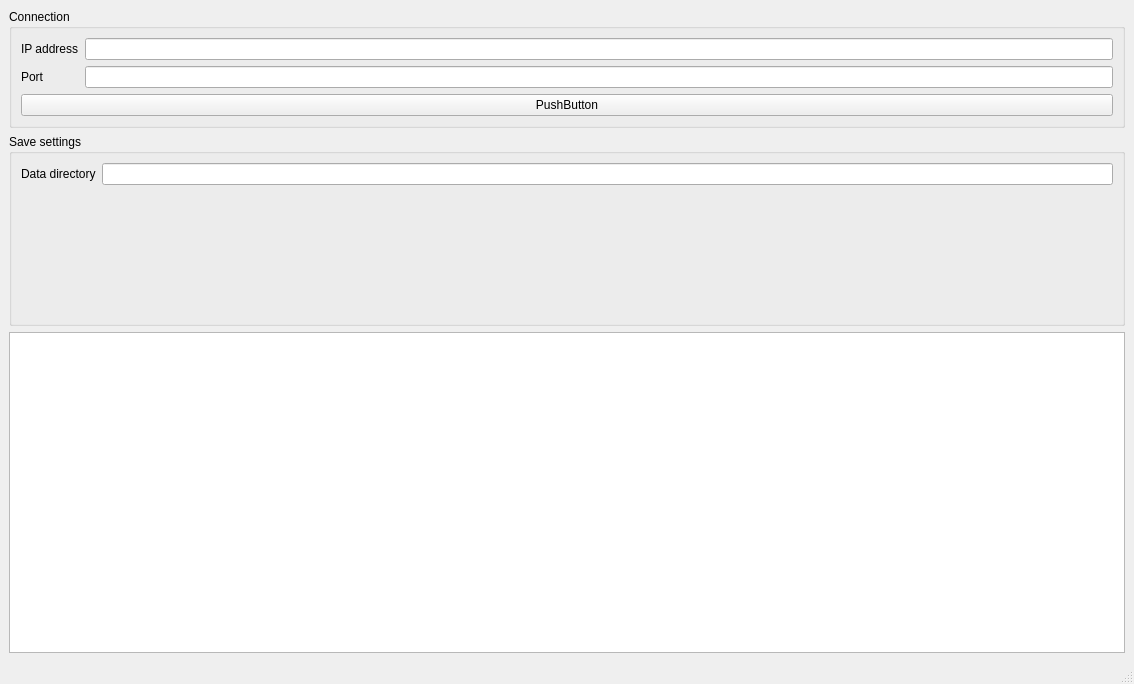
Above: dialogs/OTsUI-main.ui from dalerxli/OTsUI before the change. Below: the same form after it.
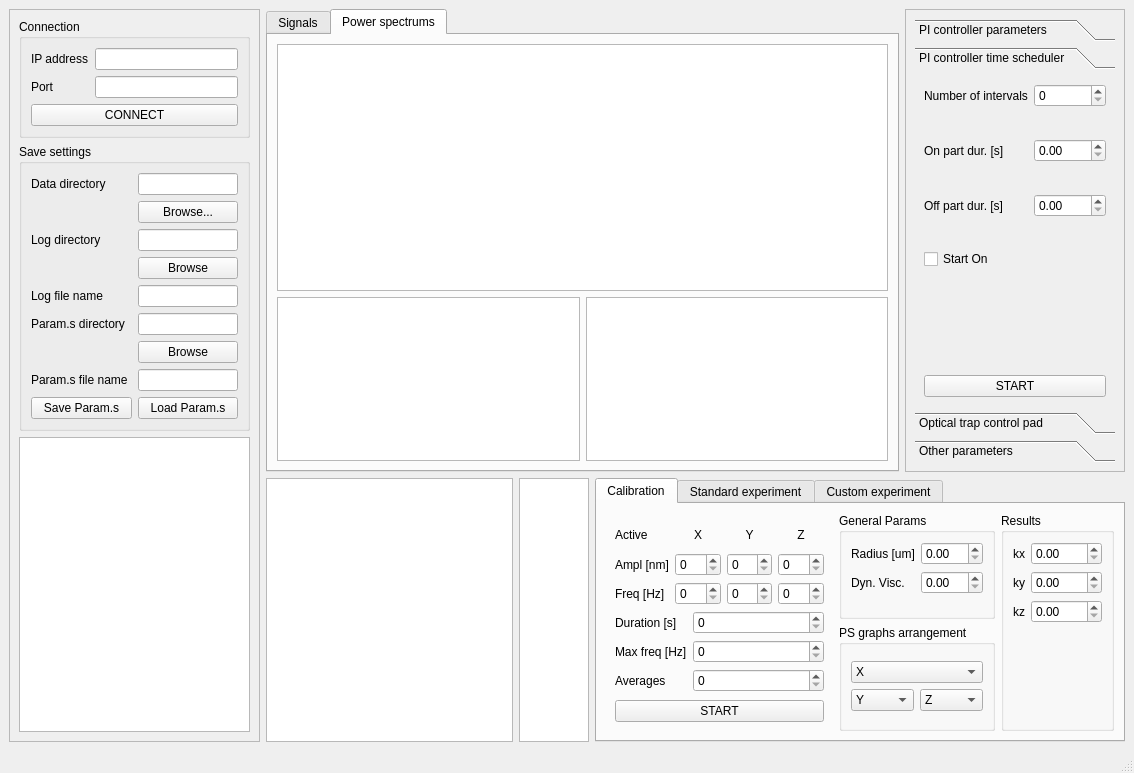
That is the form after the change. The open tabs and pages were chosen to show the change.

Commit message:
001bis - Main UI Changes
New components added to the main UI

Diff of the .ui file:
```diff
--- a/dialogs/OTsUI-main.ui
+++ b/dialogs/OTsUI-main.ui
@@ -7,81 +7,1008 @@
     <x>0</x>
     <y>0</y>
     <width>1134</width>
-    <height>684</height>
+    <height>773</height>
    </rect>
   </property>
   <property name="windowTitle">
    <string>MainWindow</string>
   </property>
   <widget class="QWidget" name="centralwidget">
-   <layout class="QHBoxLayout" name="horizontalLayout" stretch="1,4">
+   <layout class="QHBoxLayout" name="horizontalLayout">
     <item>
-     <layout class="QVBoxLayout" name="verticalLayout" stretch="1,3,5">
+     <widget class="QFrame" name="frame">
+      <property name="minimumSize">
+       <size>
+        <width>250</width>
+        <height>0</height>
+       </size>
+      </property>
+      <property name="maximumSize">
+       <size>
+        <width>251</width>
+        <height>16777215</height>
+       </size>
+      </property>
+      <property name="frameShape">
+       <enum>QFrame::StyledPanel</enum>
+      </property>
+      <property name="frameShadow">
+       <enum>QFrame::Raised</enum>
+      </property>
+      <layout class="QVBoxLayout" name="verticalLayout_9">
+       <property name="sizeConstraint">
+        <enum>QLayout::SetDefaultConstraint</enum>
+       </property>
+       <item>
+        <widget class="QGroupBox" name="groupBox_3">
+         <property name="maximumSize">
+          <size>
+           <width>300</width>
+           <height>16777215</height>
+          </size>
+         </property>
+         <property name="title">
+          <string>Connection</string>
+         </property>
+         <layout class="QVBoxLayout" name="verticalLayout_7">
+          <property name="sizeConstraint">
+           <enum>QLayout::SetMaximumSize</enum>
+          </property>
+          <item>
+           <layout class="QFormLayout" name="formLayout_3">
+            <property name="sizeConstraint">
+             <enum>QLayout::SetMaximumSize</enum>
+            </property>
+            <item row="0" column="1">
+             <widget class="QLineEdit" name="lineEdit_6"/>
+            </item>
+            <item row="0" column="0">
+             <widget class="QLabel" name="label_17">
+              <property name="text">
+               <string>IP address</string>
+              </property>
+             </widget>
+            </item>
+            <item row="1" column="1">
+             <widget class="QLineEdit" name="lineEdit_7"/>
+            </item>
+            <item row="1" column="0">
+             <widget class="QLabel" name="label_18">
+              <property name="text">
+               <string>Port</string>
+              </property>
+             </widget>
+            </item>
+           </layout>
+          </item>
+          <item>
+           <widget class="QPushButton" name="pushButton_5">
+            <property name="text">
+             <string>CONNECT</string>
+            </property>
+           </widget>
+          </item>
+         </layout>
+        </widget>
+       </item>
+       <item>
+        <widget class="QGroupBox" name="groupBox_4">
+         <property name="maximumSize">
+          <size>
+           <width>300</width>
+           <height>16777215</height>
+          </size>
+         </property>
+         <property name="title">
+          <string>Save settings</string>
+         </property>
+         <layout class="QVBoxLayout" name="verticalLayout_8">
+          <property name="sizeConstraint">
+           <enum>QLayout::SetMaximumSize</enum>
+          </property>
+          <item>
+           <layout class="QGridLayout" name="gridLayout_8" columnstretch="1,1">
+            <property name="sizeConstraint">
+             <enum>QLayout::SetMaximumSize</enum>
+            </property>
+            <item row="0" column="0">
+             <widget class="QLabel" name="label_19">
+              <property name="text">
+               <string>Data directory</string>
+              </property>
+             </widget>
+            </item>
+            <item row="0" column="1">
+             <widget class="QLineEdit" name="lineEdit_8"/>
+            </item>
+            <item row="1" column="1">
+             <widget class="QPushButton" name="pushButton_6">
+              <property name="text">
+               <string>Browse...</string>
+              </property>
+             </widget>
+            </item>
+            <item row="2" column="0">
+             <widget class="QLabel" name="label_20">
+              <property name="text">
+               <string>Log directory</string>
+              </property>
+             </widget>
+            </item>
+            <item row="2" column="1">
+             <widget class="QLineEdit" name="lineEdit_9"/>
+            </item>
+            <item row="3" column="1">
+             <widget class="QPushButton" name="pushButton_7">
+              <property name="text">
+               <string>Browse</string>
+              </property>
+             </widget>
+            </item>
+            <item row="4" column="0">
+             <widget class="QLabel" name="label_21">
+              <property name="text">
+               <string>Log file name</string>
+              </property>
+             </widget>
+            </item>
+            <item row="4" column="1">
+             <widget class="QLineEdit" name="lineEdit_10"/>
+            </item>
+            <item row="5" column="0">
+             <widget class="QLabel" name="label_33">
+              <property name="text">
+               <string>Param.s directory</string>
+              </property>
+             </widget>
+            </item>
+            <item row="5" column="1">
+             <widget class="QLineEdit" name="lineEdit_11"/>
+            </item>
+            <item row="6" column="1">
+             <widget class="QPushButton" name="pushButton_9">
+              <property name="text">
+               <string>Browse</string>
+              </property>
+             </widget>
+            </item>
+            <item row="7" column="0">
+             <widget class="QLabel" name="label_34">
+              <property name="text">
+               <string>Param.s file name</string>
+              </property>
+             </widget>
+            </item>
+            <item row="7" column="1">
+             <widget class="QLineEdit" name="lineEdit_12"/>
+            </item>
+            <item row="8" column="0">
+             <widget class="QPushButton" name="pushButton_11">
+              <property name="text">
+               <string>Save Param.s</string>
+              </property>
+             </widget>
+            </item>
+            <item row="8" column="1">
+             <widget class="QPushButton" name="pushButton_10">
+              <property name="text">
+               <string>Load Param.s</string>
+              </property>
+             </widget>
+            </item>
+           </layout>
+          </item>
+         </layout>
+        </widget>
+       </item>
+       <item>
+        <widget class="QTextEdit" name="textEdit_2">
+         <property name="maximumSize">
+          <size>
+           <width>300</width>
+           <height>16777215</height>
+          </size>
+         </property>
+        </widget>
+       </item>
+      </layout>
+     </widget>
+    </item>
+    <item>
+     <layout class="QVBoxLayout" name="verticalLayout_4" stretch="7,4">
       <item>
-       <widget class="QGroupBox" name="groupBox">
-        <property name="title">
-         <string>Connection</string>
-        </property>
-        <layout class="QVBoxLayout" name="verticalLayout_2">
-         <item>
-          <layout class="QFormLayout" name="formLayout">
-           <item row="0" column="1">
-            <widget class="QLineEdit" name="lineEdit"/>
-           </item>
-           <item row="0" column="0">
-            <widget class="QLabel" name="label">
-             <property name="text">
-              <string>IP address</string>
-             </property>
-            </widget>
-           </item>
-           <item row="1" column="1">
-            <widget class="QLineEdit" name="lineEdit_2"/>
-           </item>
-           <item row="1" column="0">
-            <widget class="QLabel" name="label_2">
-             <property name="text">
-              <string>Port</string>
-             </property>
-            </widget>
-           </item>
-          </layout>
-         </item>
-         <item>
-          <widget class="QPushButton" name="pushButton">
-           <property name="text">
-            <string>PushButton</string>
+       <layout class="QHBoxLayout" name="horizontalLayout_3" stretch="0,2">
+        <item>
+         <widget class="QTabWidget" name="plotTabs">
+          <property name="currentIndex">
+           <number>0</number>
+          </property>
+          <widget class="QWidget" name="signalTab" native="true">
+           <attribute name="title">
+            <string>Signals</string>
+           </attribute>
+           <layout class="QGridLayout" name="gridLayout_3">
+            <item row="0" column="0">
+             <widget class="QGraphicsView" name="graphicsView"/>
+            </item>
+           </layout>
+          </widget>
+          <widget class="QWidget" name="psTab" native="true">
+           <attribute name="title">
+            <string>Power spectrums</string>
+           </attribute>
+           <layout class="QGridLayout" name="gridLayout_4" rowstretch="3,2">
+            <item row="1" column="1">
+             <widget class="QGraphicsView" name="graphicsView_4"/>
+            </item>
+            <item row="1" column="0">
+             <widget class="QGraphicsView" name="graphicsView_3"/>
+            </item>
+            <item row="0" column="0" colspan="2">
+             <widget class="QGraphicsView" name="graphicsView_2"/>
+            </item>
+           </layout>
+          </widget>
+         </widget>
+        </item>
+        <item>
+         <widget class="QFrame" name="frame_2">
+          <property name="minimumSize">
+           <size>
+            <width>150</width>
+            <height>0</height>
+           </size>
+          </property>
+          <property name="maximumSize">
+           <size>
+            <width>200</width>
+            <height>16777215</height>
+           </size>
+          </property>
+          <property name="frameShape">
+           <enum>QFrame::StyledPanel</enum>
+          </property>
+          <property name="frameShadow">
+           <enum>QFrame::Raised</enum>
+          </property>
+          <layout class="QVBoxLayout" name="verticalLayout_10">
+           <property name="sizeConstraint">
+            <enum>QLayout::SetMinAndMaxSize</enum>
            </property>
-          </widget>
-         </item>
-        </layout>
-       </widget>
-      </item>
-      <item>
-       <widget class="QGroupBox" name="groupBox_2">
-        <property name="title">
-         <string>Save settings</string>
-        </property>
-        <layout class="QVBoxLayout" name="verticalLayout_3">
-         <item>
-          <layout class="QFormLayout" name="formLayout_4">
-           <item row="1" column="1">
-            <widget class="QLineEdit" name="lineEdit_3"/>
-           </item>
-           <item row="1" column="0">
-            <widget class="QLabel" name="label_3">
-             <property name="text">
-              <string>Data directory</string>
+           <item>
+            <widget class="QToolBox" name="fbToolBox">
+             <property name="minimumSize">
+              <size>
+               <width>150</width>
+               <height>0</height>
+              </size>
              </property>
+             <property name="maximumSize">
+              <size>
+               <width>200</width>
+               <height>16777215</height>
+              </size>
+             </property>
+             <property name="currentIndex">
+              <number>0</number>
+             </property>
+             <widget class="QWidget" name="piPage">
+              <property name="geometry">
+               <rect>
+                <x>0</x>
+                <y>0</y>
+                <width>163</width>
+                <height>320</height>
+               </rect>
+              </property>
+              <attribute name="label">
+               <string>PI controller parameters</string>
+              </attribute>
+              <layout class="QGridLayout" name="gridLayout_6" columnstretch="1,2,7">
+               <item row="7" column="0">
+                <widget class="QLabel" name="label_24">
+                 <property name="text">
+                  <string>I</string>
+                 </property>
+                </widget>
+               </item>
+               <item row="6" column="1">
+                <widget class="QDial" name="dial_7"/>
+               </item>
+               <item row="6" column="0">
+                <widget class="QLabel" name="label_23">
+                 <property name="text">
+                  <string>P</string>
+                 </property>
+                </widget>
+               </item>
+               <item row="6" column="2">
+                <widget class="QDoubleSpinBox" name="doubleSpinBox_9"/>
+               </item>
+               <item row="3" column="0">
+                <widget class="QLabel" name="label_22">
+                 <property name="text">
+                  <string>I</string>
+                 </property>
+                </widget>
+               </item>
+               <item row="7" column="2">
+                <widget class="QDoubleSpinBox" name="doubleSpinBox_10"/>
+               </item>
+               <item row="1" column="0">
+                <widget class="QLabel" name="label_26">
+                 <property name="text">
+                  <string>P</string>
+                 </property>
+                </widget>
+               </item>
+               <item row="3" column="1">
+                <widget class="QDial" name="dial_6"/>
+               </item>
+               <item row="1" column="1">
+                <widget class="QDial" name="dial_5"/>
+               </item>
+               <item row="7" column="1">
+                <widget class="QDial" name="dial_8"/>
+               </item>
+               <item row="1" column="2">
+                <widget class="QDoubleSpinBox" name="doubleSpinBox_12"/>
+               </item>
+               <item row="3" column="2">
+                <widget class="QDoubleSpinBox" name="doubleSpinBox_11"/>
+               </item>
+               <item row="0" column="0">
+                <widget class="QLabel" name="label_25">
+                 <property name="text">
+                  <string>X-Y</string>
+                 </property>
+                </widget>
+               </item>
+               <item row="5" column="0">
+                <widget class="QLabel" name="label_27">
+                 <property name="text">
+                  <string>Z</string>
+                 </property>
+                </widget>
+               </item>
+               <item row="0" column="1">
+                <widget class="QCheckBox" name="checkBox_4">
+                 <property name="text">
+                  <string>FB ON</string>
+                 </property>
+                </widget>
+               </item>
+               <item row="4" column="0" colspan="3">
+                <widget class="Line" name="line_2">
+                 <property name="orientation">
+                  <enum>Qt::Horizontal</enum>
+                 </property>
+                </widget>
+               </item>
+               <item row="8" column="0" colspan="3">
+                <widget class="QPushButton" name="pushButton">
+                 <property name="text">
+                  <string>SET PI PARAMETERS</string>
+                 </property>
+                </widget>
+               </item>
+               <item row="5" column="1">
+                <widget class="QCheckBox" name="checkBox_5">
+                 <property name="text">
+                  <string>FB ON</string>
+                 </property>
+                </widget>
+               </item>
+              </layout>
+             </widget>
+             <widget class="QWidget" name="piTsPage">
+              <property name="geometry">
+               <rect>
+                <x>0</x>
+                <y>0</y>
+                <width>180</width>
+                <height>319</height>
+               </rect>
+              </property>
+              <attribute name="label">
+               <string>PI controller time scheduler</string>
+              </attribute>
+              <layout class="QFormLayout" name="formLayout_6">
+               <property name="fieldGrowthPolicy">
+                <enum>QFormLayout::AllNonFixedFieldsGrow</enum>
+               </property>
+               <item row="0" column="0">
+                <widget class="QLabel" name="label_28">
+                 <property name="text">
+                  <string>Number of intervals</string>
+                 </property>
+                </widget>
+               </item>
+               <item row="0" column="1">
+                <widget class="QSpinBox" name="spinBox_2"/>
+               </item>
+               <item row="1" column="0">
+                <spacer name="horizontalSpacer_5">
+                 <property name="orientation">
+                  <enum>Qt::Horizontal</enum>
+                 </property>
+                 <property name="sizeHint" stdset="0">
+                  <size>
+                   <width>40</width>
+                   <height>20</height>
+                  </size>
+                 </property>
+                </spacer>
+               </item>
+               <item row="2" column="0">
+                <widget class="QLabel" name="label_29">
+                 <property name="text">
+                  <string>On part dur. [s]</string>
+                 </property>
+                </widget>
+               </item>
+               <item row="2" column="1">
+                <widget class="QDoubleSpinBox" name="doubleSpinBox_13"/>
+               </item>
+               <item row="3" column="0">
+                <spacer name="horizontalSpacer_6">
+                 <property name="orientation">
+                  <enum>Qt::Horizontal</enum>
+                 </property>
+                 <property name="sizeHint" stdset="0">
+                  <size>
+                   <width>40</width>
+                   <height>20</height>
+                  </size>
+                 </property>
+                </spacer>
+               </item>
+               <item row="4" column="0">
+                <widget class="QLabel" name="label_30">
+                 <property name="text">
+                  <string>Off part dur. [s]</string>
+                 </property>
+                </widget>
+               </item>
+               <item row="4" column="1">
+                <widget class="QDoubleSpinBox" name="doubleSpinBox_14"/>
+               </item>
+               <item row="5" column="0">
+                <spacer name="horizontalSpacer_7">
+                 <property name="orientation">
+                  <enum>Qt::Horizontal</enum>
+                 </property>
+                 <property name="sizeHint" stdset="0">
+                  <size>
+                   <width>40</width>
+                   <height>20</height>
+                  </size>
+                 </property>
+                </spacer>
+               </item>
+               <item row="6" column="0">
+                <widget class="QCheckBox" name="checkBox_6">
+                 <property name="text">
+                  <string>Start On</string>
+                 </property>
+                 <property name="tristate">
+                  <bool>false</bool>
+                 </property>
+                </widget>
+               </item>
+               <item row="6" column="1">
+                <spacer name="horizontalSpacer_8">
+                 <property name="orientation">
+                  <enum>Qt::Horizontal</enum>
+                 </property>
+                 <property name="sizeHint" stdset="0">
+                  <size>
+                   <width>40</width>
+                   <height>20</height>
+                  </size>
+                 </property>
+                </spacer>
+               </item>
+               <item row="7" column="1">
+                <spacer name="verticalSpacer_6">
+                 <property name="orientation">
+                  <enum>Qt::Vertical</enum>
+                 </property>
+                 <property name="sizeHint" stdset="0">
+                  <size>
+                   <width>20</width>
+                   <height>40</height>
+                  </size>
+                 </property>
+                </spacer>
+               </item>
+               <item row="8" column="1">
+                <spacer name="verticalSpacer_7">
+                 <property name="orientation">
+                  <enum>Qt::Vertical</enum>
+                 </property>
+                 <property name="sizeHint" stdset="0">
+                  <size>
+                   <width>20</width>
+                   <height>40</height>
+                  </size>
+                 </property>
+                </spacer>
+               </item>
+               <item row="9" column="1">
+                <spacer name="verticalSpacer_8">
+                 <property name="orientation">
+                  <enum>Qt::Vertical</enum>
+                 </property>
+                 <property name="sizeHint" stdset="0">
+                  <size>
+                   <width>20</width>
+                   <height>40</height>
+                  </size>
+                 </property>
+                </spacer>
+               </item>
+               <item row="10" column="1">
+                <spacer name="verticalSpacer_9">
+                 <property name="orientation">
+                  <enum>Qt::Vertical</enum>
+                 </property>
+                 <property name="sizeHint" stdset="0">
+                  <size>
+                   <width>20</width>
+                   <height>40</height>
+                  </size>
+                 </property>
+                </spacer>
+               </item>
+               <item row="11" column="0" colspan="2">
+                <widget class="QPushButton" name="pushButton_8">
+                 <property name="text">
+                  <string>START</string>
+                 </property>
+                </widget>
+               </item>
+              </layout>
+             </widget>
+             <widget class="QWidget" name="padPage">
+              <property name="geometry">
+               <rect>
+                <x>0</x>
+                <y>0</y>
+                <width>180</width>
+                <height>319</height>
+               </rect>
+              </property>
+              <attribute name="label">
+               <string>Optical trap control pad</string>
+              </attribute>
+              <layout class="QVBoxLayout" name="verticalLayout_6" stretch="2,2">
+               <item>
+                <widget class="QGraphicsView" name="graphicsView_8"/>
+               </item>
+               <item>
+                <layout class="QGridLayout" name="gridLayout_7" rowstretch="1,0,1,0,0" columnstretch="2,0">
+                 <item row="3" column="0">
+                  <widget class="QSlider" name="horizontalSlider_3">
+                   <property name="orientation">
+                    <enum>Qt::Horizontal</enum>
+                   </property>
+                  </widget>
+                 </item>
+                 <item row="3" column="1">
+                  <widget class="QDoubleSpinBox" name="doubleSpinBox_15"/>
+                 </item>
+                 <item row="1" column="1">
+                  <widget class="QDoubleSpinBox" name="doubleSpinBox_16"/>
+                 </item>
+                 <item row="1" column="0">
+                  <widget class="QSlider" name="horizontalSlider_4">
+                   <property name="orientation">
+                    <enum>Qt::Horizontal</enum>
+                   </property>
+                  </widget>
+                 </item>
+                 <item row="0" column="0">
+                  <widget class="QLabel" name="label_31">
+                   <property name="text">
+                    <string>X speed [nm/s]</string>
+                   </property>
+                  </widget>
+                 </item>
+                 <item row="2" column="0">
+                  <widget class="QLabel" name="label_32">
+                   <property name="text">
+                    <string>Y speed [nm/s]</string>
+                   </property>
+                  </widget>
+                 </item>
+                 <item row="4" column="0">
+                  <spacer name="verticalSpacer_10">
+                   <property name="orientation">
+                    <enum>Qt::Vertical</enum>
+                   </property>
+                   <property name="sizeHint" stdset="0">
+                    <size>
+                     <width>20</width>
+                     <height>40</height>
+                    </size>
+                   </property>
+                  </spacer>
+                 </item>
+                </layout>
+               </item>
+              </layout>
+             </widget>
+             <widget class="QWidget" name="otherPage">
+              <property name="geometry">
+               <rect>
+                <x>0</x>
+                <y>0</y>
+                <width>180</width>
+                <height>319</height>
+               </rect>
+              </property>
+              <attribute name="label">
+               <string>Other parameters</string>
+              </attribute>
+             </widget>
             </widget>
            </item>
           </layout>
-         </item>
-        </layout>
-       </widget>
+         </widget>
+        </item>
+       </layout>
       </item>
       <item>
-       <widget class="QTextEdit" name="textEdit"/>
+       <layout class="QHBoxLayout" name="horizontalLayout_4" stretch="7,1,15">
+        <item>
+         <widget class="QGraphicsView" name="graphicsView_5"/>
+        </item>
+        <item>
+         <widget class="QGraphicsView" name="graphicsView_6">
+          <property name="maximumSize">
+           <size>
+            <width>71</width>
+            <height>16777215</height>
+           </size>
+          </property>
+         </widget>
+        </item>
+        <item>
+         <widget class="QTabWidget" name="modTabs">
+          <property name="currentIndex">
+           <number>0</number>
+          </property>
+          <widget class="QWidget" name="calibTab">
+           <attribute name="title">
+            <string>Calibration</string>
+           </attribute>
+           <layout class="QHBoxLayout" name="horizontalLayout_2" stretch="4,2,2">
+            <item>
+             <widget class="QStackedWidget" name="calibStack">
+              <property name="currentIndex">
+               <number>0</number>
+              </property>
+              <widget class="QWidget" name="page">
+               <layout class="QFormLayout" name="formLayout">
+                <property name="fieldGrowthPolicy">
+                 <enum>QFormLayout::AllNonFixedFieldsGrow</enum>
+                </property>
+                <item row="2" column="0">
+                 <widget class="QLabel" name="label">
+                  <property name="text">
+                   <string>TextLabel</string>
+                  </property>
+                 </widget>
+                </item>
+                <item row="2" column="1">
+                 <widget class="QDoubleSpinBox" name="doubleSpinBox"/>
+                </item>
+                <item row="3" column="0">
+                 <widget class="QLabel" name="label_2">
+                  <property name="text">
+                   <string>TextLabel</string>
+                  </property>
+                 </widget>
+                </item>
+                <item row="3" column="1">
+                 <widget class="QDoubleSpinBox" name="doubleSpinBox_2"/>
+                </item>
+                <item row="1" column="0">
+                 <widget class="QLabel" name="label_13">
+                  <property name="text">
+                   <string>Passive</string>
+                  </property>
+                 </widget>
+                </item>
+               </layout>
+              </widget>
+              <widget class="QWidget" name="page_2">
+               <layout class="QVBoxLayout" name="verticalLayout_11" stretch="1,1,0">
+                <item>
+                 <layout class="QGridLayout" name="gridLayout_5" rowstretch="0,3,2">
+                  <item row="0" column="2">
+                   <widget class="QLabel" name="label_9">
+                    <property name="text">
+                     <string>Y</string>
+                    </property>
+                    <property name="alignment">
+                     <set>Qt::AlignCenter</set>
+                    </property>
+                   </widget>
+                  </item>
+                  <item row="1" column="3">
+                   <widget class="QSpinBox" name="spinBox_4"/>
+                  </item>
+                  <item row="0" column="3">
+                   <widget class="QLabel" name="label_10">
+                    <property name="text">
+                     <string>Z</string>
+                    </property>
+                    <property name="alignment">
+                     <set>Qt::AlignCenter</set>
+                    </property>
+                   </widget>
+                  </item>
+                  <item row="1" column="0">
+                   <widget class="QLabel" name="label_11">
+                    <property name="text">
+                     <string>Ampl [nm]</string>
+                    </property>
+                   </widget>
+                  </item>
+                  <item row="1" column="1">
+                   <widget class="QSpinBox" name="spinBox"/>
+                  </item>
+                  <item row="0" column="0">
+                   <widget class="QLabel" name="label_7">
+                    <property name="text">
+                     <string>Active</string>
+                    </property>
+                   </widget>
+                  </item>
+                  <item row="1" column="2">
+                   <widget class="QSpinBox" name="spinBox_3"/>
+                  </item>
+                  <item row="0" column="1">
+                   <widget class="QLabel" name="label_8">
+                    <property name="text">
+                     <string>X</string>
+                    </property>
+                    <property name="alignment">
+                     <set>Qt::AlignCenter</set>
+                    </property>
+                   </widget>
+                  </item>
+                  <item row="2" column="0">
+                   <widget class="QLabel" name="label_12">
+                    <property name="text">
+                     <string>Freq [Hz]</string>
+                    </property>
+                   </widget>
+                  </item>
+                  <item row="2" column="1">
+                   <widget class="QSpinBox" name="spinBox_5"/>
+                  </item>
+                  <item row="2" column="2">
+                   <widget class="QSpinBox" name="spinBox_6"/>
+                  </item>
+                  <item row="2" column="3">
+                   <widget class="QSpinBox" name="spinBox_7"/>
+                  </item>
+                 </layout>
+                </item>
+                <item>
+                 <layout class="QFormLayout" name="formLayout_8">
+                  <item row="0" column="0">
+                   <widget class="QLabel" name="label_15">
+                    <property name="text">
+                     <string>Duration [s]</string>
+                    </property>
+                   </widget>
+                  </item>
+                  <item row="0" column="1">
+                   <widget class="QSpinBox" name="spinBox_8"/>
+                  </item>
+                  <item row="1" column="1">
+                   <widget class="QSpinBox" name="spinBox_9"/>
+                  </item>
+                  <item row="2" column="1">
+                   <widget class="QSpinBox" name="spinBox_10"/>
+                  </item>
+                  <item row="1" column="0">
+                   <widget class="QLabel" name="label_16">
+                    <property name="text">
+                     <string>Max freq [Hz]</string>
+                    </property>
+                   </widget>
+                  </item>
+                  <item row="2" column="0">
+                   <widget class="QLabel" name="label_35">
+                    <property name="text">
+                     <string>Averages</string>
+                    </property>
+                   </widget>
+                  </item>
+                 </layout>
+                </item>
+                <item>
+                 <widget class="QPushButton" name="pushButton_2">
+                  <property name="text">
+                   <string>START</string>
+                  </property>
+                 </widget>
+                </item>
+               </layout>
+              </widget>
+             </widget>
+            </item>
+            <item>
+             <layout class="QVBoxLayout" name="verticalLayout_3">
+              <item>
+               <widget class="QGroupBox" name="groupBox_2">
+                <property name="title">
+                 <string>General Params</string>
+                </property>
+                <layout class="QFormLayout" name="formLayout_2">
+                 <item row="0" column="1">
+                  <widget class="QDoubleSpinBox" name="doubleSpinBox_3"/>
+                 </item>
+                 <item row="1" column="1">
+                  <widget class="QDoubleSpinBox" name="doubleSpinBox_4"/>
+                 </item>
+                 <item row="1" column="0">
+                  <widget class="QLabel" name="label_4">
+                   <property name="text">
+                    <string>Dyn. Visc.</string>
+                   </property>
+                  </widget>
+                 </item>
+                 <item row="0" column="0">
+                  <widget class="QLabel" name="label_14">
+                   <property name="text">
+                    <string>Radius [um]</string>
+                   </property>
+                  </widget>
+                 </item>
+                </layout>
+               </widget>
+              </item>
+              <item>
+               <widget class="QGroupBox" name="groupBox">
+                <property name="title">
+                 <string>PS graphs arrangement</string>
+                </property>
+                <layout class="QVBoxLayout" name="verticalLayout_5">
+                 <item>
+                  <layout class="QGridLayout" name="gridLayout_2">
+                   <item row="1" column="0">
+                    <widget class="QComboBox" name="comboBox_4">
+                     <property name="currentIndex">
+                      <number>1</number>
+                     </property>
+                     <item>
+                      <property name="text">
+                       <string>X</string>
+                      </property>
+                     </item>
+                     <item>
+                      <property name="text">
+                       <string>Y</string>
+                      </property>
+                     </item>
+                     <item>
+                      <property name="text">
+                       <string>Z</string>
+                      </property>
+                     </item>
+                    </widget>
+                   </item>
+                   <item row="1" column="1">
+                    <widget class="QComboBox" name="comboBox_5">
+                     <property name="currentIndex">
+                      <number>2</number>
+                     </property>
+                     <item>
+                      <property name="text">
+                       <string>X</string>
+                      </property>
+                     </item>
+                     <item>
+                      <property name="text">
+                       <string>Y</string>
+                      </property>
+                     </item>
+                     <item>
+                      <property name="text">
+                       <string>Z</string>
+                      </property>
+                     </item>
+                    </widget>
+                   </item>
+                   <item row="0" column="0" colspan="2">
+                    <widget class="QComboBox" name="comboBox_6">
+                     <property name="layoutDirection">
+                      <enum>Qt::LeftToRight</enum>
+                     </property>
+                     <item>
+                      <property name="text">
+                       <string>X</string>
+                      </property>
+                     </item>
+                     <item>
+                      <property name="text">
+                       <string>Y</string>
+                      </property>
+                     </item>
+                     <item>
+                      <property name="text">
+                       <string>Z</string>
+                      </property>
+                     </item>
+                    </widget>
+                   </item>
+                  </layout>
+                 </item>
+                </layout>
+               </widget>
+              </item>
+             </layout>
+            </item>
+            <item>
+             <widget class="QGroupBox" name="groupBox_5">
+              <property name="title">
+               <string>Results</string>
+              </property>
+              <layout class="QFormLayout" name="formLayout_7">
+               <item row="0" column="0">
+                <widget class="QLabel" name="label_3">
+                 <property name="text">
+                  <string>kx</string>
+                 </property>
+                </widget>
+               </item>
+               <item row="0" column="1">
+                <widget class="QDoubleSpinBox" name="doubleSpinBox_5"/>
+               </item>
+               <item row="1" column="1">
+                <widget class="QDoubleSpinBox" name="doubleSpinBox_6"/>
+               </item>
+               <item row="1" column="0">
+                <widget class="QLabel" name="label_5">
+                 <property name="text">
+                  <string>ky</string>
+                 </property>
+                </widget>
+               </item>
+               <item row="2" column="1">
+                <widget class="QDoubleSpinBox" name="doubleSpinBox_7"/>
+               </item>
+               <item row="2" column="0">
+                <widget class="QLabel" name="label_6">
+                 <property name="text">
+                  <string>kz</string>
+                 </property>
+                </widget>
+               </item>
+              </layout>
+             </widget>
+            </item>
+           </layout>
+          </widget>
+          <widget class="QWidget" name="stdExpTab">
+           <attribute name="title">
+            <string>Standard experiment</string>
+           </attribute>
+          </widget>
+          <widget class="QWidget" name="custExpTab">
+           <attribute name="title">
+            <string>Custom experiment</string>
+           </attribute>
+          </widget>
+         </widget>
+        </item>
+       </layout>
       </item>
      </layout>
     </item>
```
Left out of the diff: 6 changed lines with no effect on the pictures.
